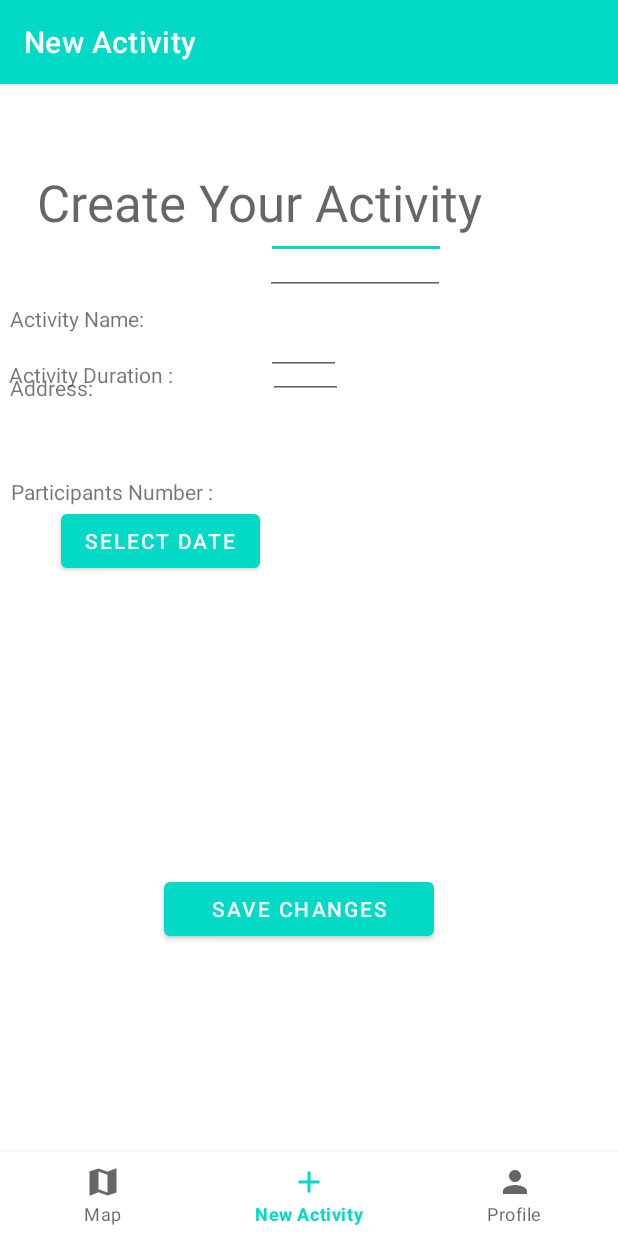
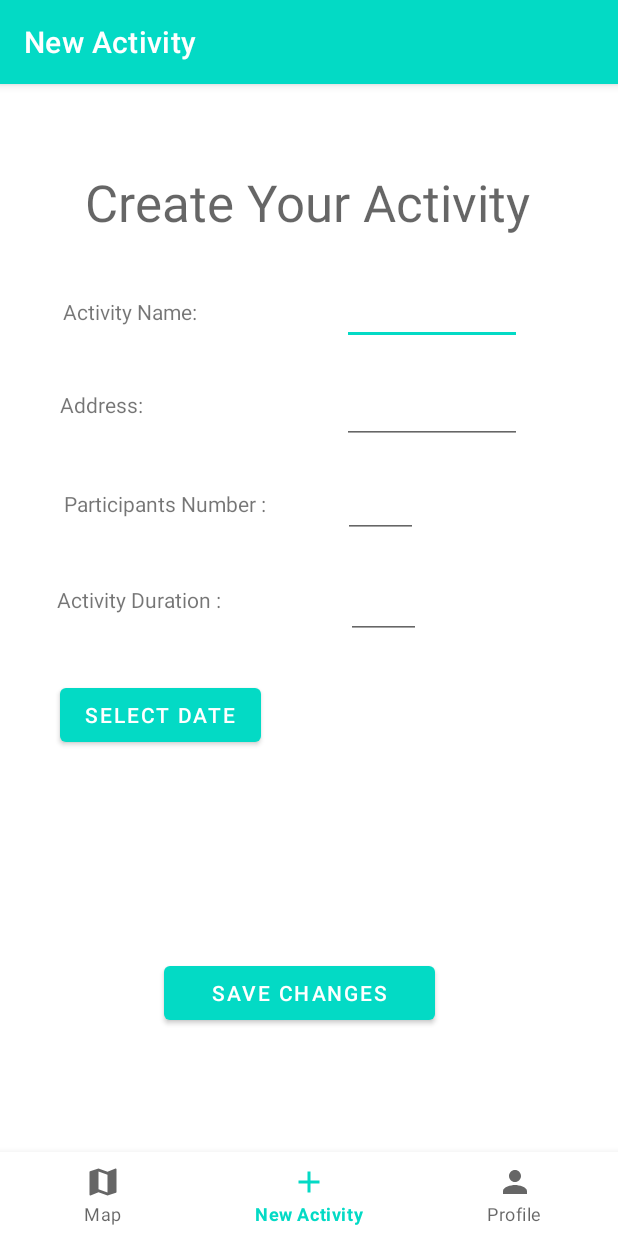
Before and after one commit to jf-moura/VOW-AndroidApp, an Android app: the screen it shows after launch (MainPage), on a phone screen of 412 x 824 dp. Run offline under Robolectric (Android 15) with nearby library versions, the phone set to English and light mode, and no system bars; our stand-ins replace navigation-ui.

Commit message:
create activity layout

```diff
--- a/app/src/main/java/pt/vow/ui/newActivity/NewActivityFragment.java
+++ b/app/src/main/java/pt/vow/ui/newActivity/NewActivityFragment.java
@@ -42,8 +42,8 @@
                              ViewGroup container, Bundle savedInstanceState) {
         super.onCreate(savedInstanceState);
 
-        newActivityFragment =
-                new ViewModelProvider(this).get(NewActivityViewModel.class);
+        //newActivityFragment =
+                //new ViewModelProvider(this).get(NewActivityViewModel.class);
 
         binding = FragmentNewActivityBinding.inflate(inflater, container, false);
         View root = binding.getRoot();
--- a/app/src/main/res/layout/fragment_new_activity.xml
+++ b/app/src/main/res/layout/fragment_new_activity.xml
@@ -1,5 +1,5 @@
 <?xml version="1.0" encoding="utf-8"?>
-<androidx.constraintlayout.widget.ConstraintLayout xmlns:android="http://schemas.android.com/apk/res/android"
+<RelativeLayout xmlns:android="http://schemas.android.com/apk/res/android"
 xmlns:app="http://schemas.android.com/apk/res-auto"
 xmlns:tools="http://schemas.android.com/tools"
 android:layout_width="match_parent"
@@ -191,4 +191,4 @@
     app:layout_constraintTop_toTopOf="parent"
     app:layout_constraintVertical_bias="0.66" />
 
-</androidx.constraintlayout.widget.ConstraintLayout>
+</RelativeLayout>
```
Lines whose indentation alone changed are shown as unchanged.
